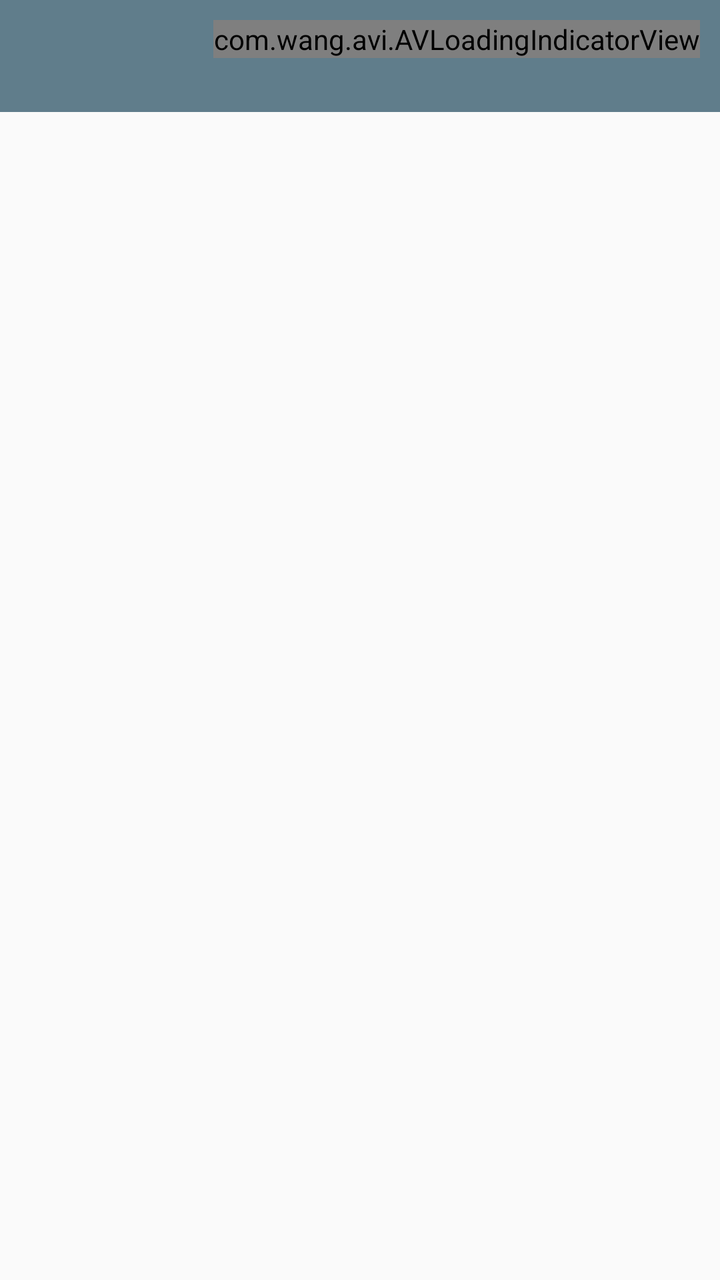
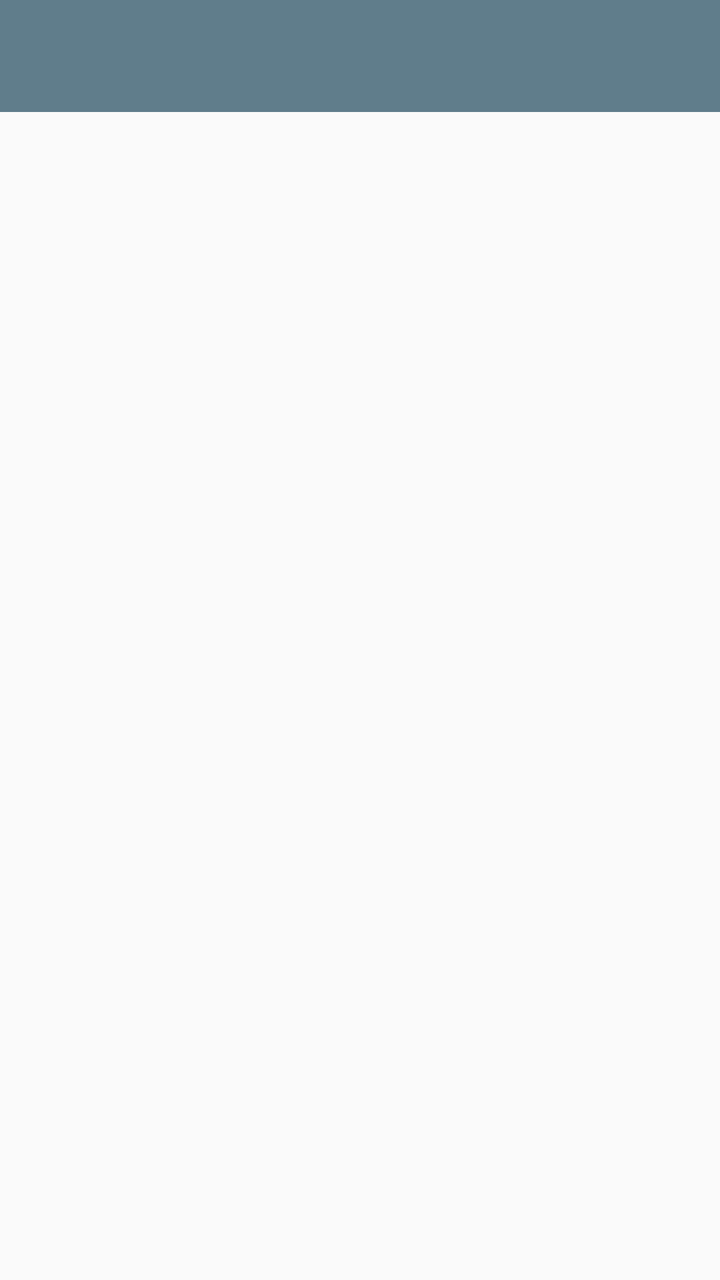

Screens rendered from an Android XML layout before and after an edit, with the pre-edit source and the edit as a unified diff.
<!-- AndroidManifest.xml: application theme AppTheme -->
<!-- res/layout/searches_overview_layout.xml -->
<?xml version="1.0" encoding="utf-8"?>
<LinearLayout xmlns:android="http://schemas.android.com/apk/res/android"
    xmlns:app="http://schemas.android.com/apk/res-auto"
    xmlns:tools="http://schemas.android.com/tools"
    android:layout_width="match_parent"
    android:layout_height="match_parent"
    android:orientation="vertical">

    <android.support.design.widget.AppBarLayout
        android:layout_width="match_parent"
        android:layout_height="wrap_content"
        android:theme="@style/AppTheme.AppBarOverlay">

        <RelativeLayout
            android:layout_width="match_parent"
            android:layout_height="?attr/actionBarSize">

            <android.support.v7.widget.Toolbar
                android:id="@+id/searches_overview_toolbar"
                android:layout_width="match_parent"
                android:layout_height="?attr/actionBarSize"
                android:background="?attr/colorPrimary"
                app:popupTheme="@style/AppTheme.PopupOverlay"
                app:titleTextColor="@android:color/white" />

            <com.wang.avi.AVLoadingIndicatorView
                android:id="@+id/searches_overview_ProgressBar"
                android:layout_width="wrap_content"
                android:layout_height="wrap_content"
                android:layout_alignParentEnd="true"
                android:layout_margin="10dp"
                android:visibility="visible"
                app:indicator="LineScaleParty"
                app:indicator_color="#FFFFFF" />

        </RelativeLayout>

    </android.support.design.widget.AppBarLayout>

    <ListView
        android:id="@+id/searches_overview_list"
        android:layout_width="match_parent"
        android:layout_height="wrap_content"
        android:listSelector="@drawable/list_selector"
        tools:listitem="@layout/searches_overview_item" />

    <RelativeLayout
        android:id="@+id/empty_follow_searches_view"
        android:layout_width="fill_parent"
        android:layout_height="fill_parent"
        android:orientation="vertical"
        android:visibility="gone">

        <TextView
            android:id="@+id/empty_result_text"
            android:layout_width="match_parent"
            android:layout_height="wrap_content"
            android:layout_above="@+id/reload_follow_searches_button"
            android:layout_alignParentStart="true"
            android:layout_marginBottom="17dp"
            android:gravity="center"
            android:text="@string/empty_result" />

        <ImageView
            android:id="@+id/reload_follow_searches_button"
            android:layout_width="wrap_content"
            android:layout_height="wrap_content"
            android:layout_centerHorizontal="true"
            android:layout_centerVertical="true"
            android:src="@drawable/ic_refresh_blue_grey_600_48dp" />

    </RelativeLayout>

    <LinearLayout
        android:id="@+id/searches_overview_empty_page"
        android:layout_width="match_parent"
        android:layout_height="match_parent"
        android:orientation="vertical"
        android:visibility="gone">

        <ImageView
            android:layout_width="wrap_content"
            android:layout_height="wrap_content"
            android:layout_gravity="center_horizontal"
            android:layout_margin="20sp"
            android:src="@drawable/ic_add_alert_blue_grey_700_24dp" />

        <TextView
            android:layout_width="match_parent"
            android:layout_height="match_parent"
            android:layout_margin="20sp"
            android:text="Du hast noch keine Suche gespeichert! Auf der Suchen Seite kannst du einer Suche folgen und bekommst hier eine Übersicht deiner gespeicherten Suchen."
            android:textSize="18sp" />

    </LinearLayout>

</LinearLayout>
<!-- res/layout/searches_overview_item.xml (included above) -->
<?xml version="1.0" encoding="utf-8"?>
<LinearLayout xmlns:android="http://schemas.android.com/apk/res/android"
    android:layout_width="match_parent"
    android:layout_height="wrap_content"
    android:orientation="horizontal">

    <ImageView
        android:id="@+id/delete_search"
        android:layout_width="50dp"
        android:layout_height="50dp"
        android:layout_marginStart="8dp"
        android:layout_marginTop="8dp"
        android:src="@drawable/ic_delete_forever_red_800_24dp" />

    <View
        android:layout_width="0.5dp"
        android:layout_height="fill_parent"
        android:background="@android:color/darker_gray" />

    <LinearLayout
        android:layout_width="match_parent"
        android:layout_height="wrap_content"
        android:orientation="vertical">

        <TextView
            android:id="@+id/search_title"
            android:layout_width="match_parent"
            android:layout_height="wrap_content"
            android:gravity="start"
            android:paddingStart="15dp"
            android:textColor="#000000"
            android:textSize="16sp"
            android:textStyle="bold" />

        <LinearLayout
            android:layout_width="match_parent"
            android:layout_height="wrap_content"
            android:orientation="horizontal">

            <TextView
                android:id="@+id/search_price_range"
                android:layout_width="wrap_content"
                android:layout_height="wrap_content"
                android:gravity="start"
                android:paddingLeft="15dp"
                android:textColor="#444444"
                android:textSize="16sp" />

        </LinearLayout>

        <LinearLayout
            android:layout_width="match_parent"
            android:layout_height="match_parent"
            android:orientation="horizontal">

            <TextView
                android:id="@+id/location_name"
                android:layout_width="match_parent"
                android:layout_height="wrap_content"
                android:gravity="start"
                android:paddingLeft="15dp"
                android:textColor="#444444"
                android:textSize="16sp" />

        </LinearLayout>

        <LinearLayout
            android:layout_width="match_parent"
            android:layout_height="match_parent"
            android:orientation="horizontal">

            <TextView
                android:layout_width="wrap_content"
                android:layout_height="wrap_content"
                android:gravity="start"
                android:paddingStart="15dp"
                android:textColor="#444444"
                android:textSize="16sp" />

            <TextView
                android:id="@+id/search_distance"
                android:layout_width="match_parent"
                android:layout_height="wrap_content"
                android:gravity="start"
                android:textColor="#444444"
                android:textSize="16sp" />

        </LinearLayout>

    </LinearLayout>

</LinearLayout>
<!-- resources referenced by this layout -->
<resources>
  <!-- drawable ic_add_alert_blue_grey_700_24dp: png bitmap (drawable-hdpi, 353 bytes) -->
  <!-- drawable ic_delete_forever_red_800_24dp: png bitmap (drawable-hdpi, 296 bytes) -->
  <!-- drawable ic_refresh_blue_grey_600_48dp: png bitmap (drawable-hdpi, 925 bytes) -->
  <!-- drawable list_selector (drawable) -->
  <?xml version="1.0" encoding="utf-8"?>
  <selector xmlns:android="http://schemas.android.com/apk/res/android">
      <item
       android:state_selected="false"
          android:state_pressed="false"
          android:drawable="@drawable/gradient_bg" />
   
      <item android:state_pressed="true"
          android:drawable="@drawable/gradient_bg_hover" />
   
      <item android:state_selected="true"
       android:state_pressed="false"
          android:drawable="@drawable/gradient_bg_hover" />
  </selector>
  <string name="empty_result">Keine Ergebnisse gefunden!</string>
  <style name="AppTheme.AppBarOverlay" parent="ThemeOverlay.AppCompat.Dark.ActionBar">
          <item name="windowActionBar">false</item>
          <item name="windowNoTitle">true</item>/&gt;
          <item name="colorPrimary">@color/colorPrimary</item>
          <item name="colorPrimaryDark">@color/colorPrimaryDark</item>
      </style>
  <style name="AppTheme.PopupOverlay" parent="ThemeOverlay.AppCompat.Light">
          <item name="windowActionBar">false</item>
          <item name="windowNoTitle">true</item>/&gt;
          <item name="colorPrimary">@color/colorPrimary</item>
          <item name="colorPrimaryDark">@color/colorPrimaryDark</item>
          <item name="android:homeAsUpIndicator" tools:ignore="NewApi">
              @drawable/ic_arrow_back_white_24dp
          </item>
      </style>
  <style name="AppTheme" parent="Theme.AppCompat.Light.DarkActionBar">
          
          <item name="colorPrimary">@color/colorPrimary</item>
          <item name="colorPrimaryDark">@color/colorPrimaryDark</item>
          <item name="colorAccent">@color/colorAccent</item>
          <item name="windowActionBar">false</item>
          <item name="windowNoTitle">true</item>
          <item name="actionMenuTextColor">@android:color/white</item>
          <item name="android:homeAsUpIndicator" tools:ignore="NewApi">
              @drawable/ic_arrow_back_white_24dp
          </item>
      </style>
  <!-- drawable gradient_bg (drawable) -->
  <?xml version="1.0" encoding="utf-8"?>
  <shape xmlns:android="http://schemas.android.com/apk/res/android"
      android:shape="rectangle">
    <gradient
        android:startColor="#f1f1f2"
        android:centerColor="#e7e7e8"
        android:endColor="#cfcfcf"
        android:angle="270" />
  </shape>
  <!-- drawable gradient_bg_hover (drawable) -->
  <?xml version="1.0" encoding="utf-8"?>
  <shape xmlns:android="http://schemas.android.com/apk/res/android"
      android:shape="rectangle">
    <gradient
        android:startColor="#18d7e5"
        android:centerColor="#16cedb"
        android:endColor="#09adb9"
        android:angle="270" />
  </shape>
  <color name="colorPrimary">#607D8B</color>
  <color name="colorPrimaryDark">#37474F</color>
  <!-- drawable ic_arrow_back_white_24dp: png bitmap (drawable, 148 bytes) -->
  <color name="colorAccent">#423bcc</color>
</resources>

<!-- the commit's change to res/layout/searches_overview_layout.xml (unified diff, before → after) -->
@@ -6,7 +6,7 @@
     android:layout_height="match_parent"
     android:orientation="vertical">
 
-    <android.support.design.widget.AppBarLayout
+    <com.google.android.material.appbar.AppBarLayout
         android:layout_width="match_parent"
         android:layout_height="wrap_content"
         android:theme="@style/AppTheme.AppBarOverlay">
@@ -15,7 +15,7 @@
             android:layout_width="match_parent"
             android:layout_height="?attr/actionBarSize">
 
-            <android.support.v7.widget.Toolbar
+            <androidx.appcompat.widget.Toolbar
                 android:id="@+id/searches_overview_toolbar"
                 android:layout_width="match_parent"
                 android:layout_height="?attr/actionBarSize"
@@ -23,19 +23,16 @@
                 app:popupTheme="@style/AppTheme.PopupOverlay"
                 app:titleTextColor="@android:color/white" />
 
-            <com.wang.avi.AVLoadingIndicatorView
+            <com.google.android.material.progressindicator.CircularProgressIndicator
                 android:id="@+id/searches_overview_ProgressBar"
                 android:layout_width="wrap_content"
                 android:layout_height="wrap_content"
                 android:layout_alignParentEnd="true"
                 android:layout_margin="10dp"
-                android:visibility="visible"
-                app:indicator="LineScaleParty"
-                app:indicator_color="#FFFFFF" />
-
+                android:visibility="visible" />
         </RelativeLayout>
 
-    </android.support.design.widget.AppBarLayout>
+    </com.google.android.material.appbar.AppBarLayout>
 
     <ListView
         android:id="@+id/searches_overview_list"
